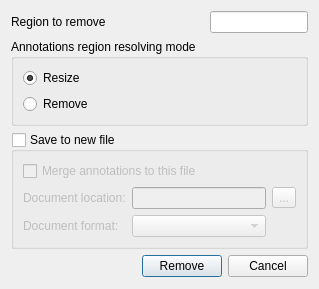
Qt form src/corelibs/U2Gui/src/util/ui/RemovePartFromSequenceDialog.ui (violethaze74/ugene) before a commit.
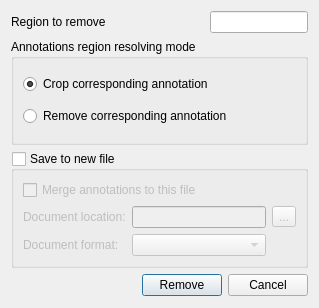
The same form after that commit.

Patch:
```diff
--- a/src/corelibs/U2Gui/src/util/ui/RemovePartFromSequenceDialog.ui
+++ b/src/corelibs/U2Gui/src/util/ui/RemovePartFromSequenceDialog.ui
@@ -7,7 +7,7 @@
     <x>0</x>
     <y>0</y>
     <width>319</width>
-    <height>277</height>
+    <height>308</height>
    </rect>
   </property>
   <property name="windowTitle">
@@ -83,7 +83,7 @@
         <item>
          <widget class="QRadioButton" name="resizeRB">
           <property name="text">
-           <string>Resize</string>
+           <string>Crop corresponding annotation</string>
           </property>
           <property name="checked">
            <bool>true</bool>
@@ -93,7 +93,7 @@
         <item>
          <widget class="QRadioButton" name="removeRB">
           <property name="text">
-           <string>Remove</string>
+           <string>Remove corresponding annotation</string>
           </property>
          </widget>
         </item>
```
